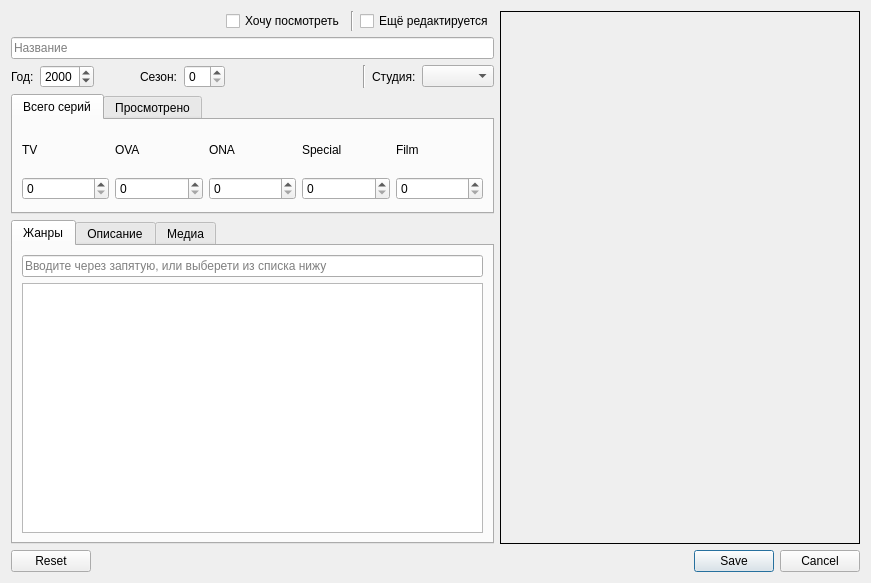
Qt form dialogaddanime.ui (LibertaSoft/DatabaseAnime) before a commit.
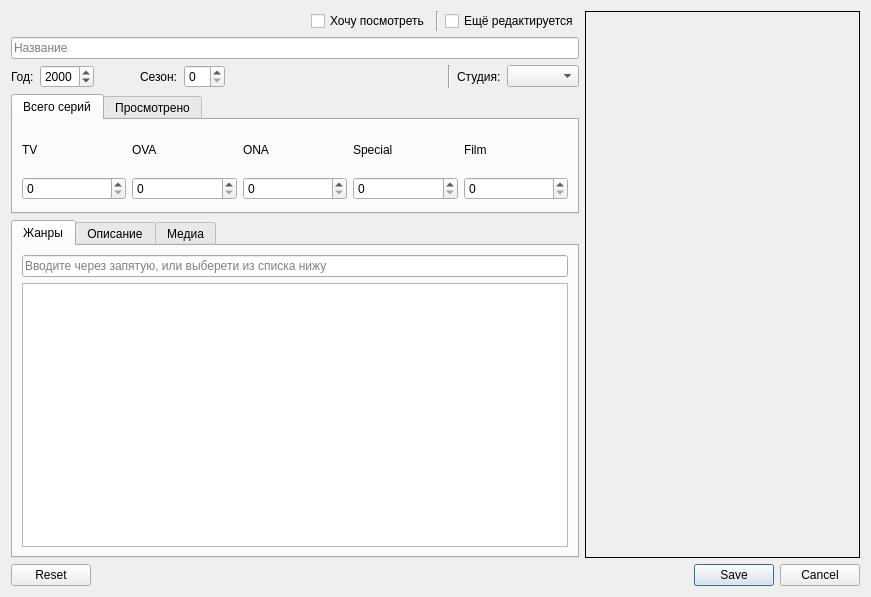
The same form after that commit. Icons and pictures are not drawn. Custom widgets are drawn as their Qt base class.

Patch:
```diff
--- a/dialogaddanime.ui
+++ b/dialogaddanime.ui
@@ -7,7 +7,7 @@
     <x>0</x>
     <y>0</y>
     <width>871</width>
-    <height>583</height>
+    <height>597</height>
    </rect>
   </property>
   <property name="windowTitle">
@@ -18,6 +18,9 @@
     <layout class="QHBoxLayout" name="HLay_0">
      <item>
       <layout class="QVBoxLayout" name="VLay_0">
+       <property name="sizeConstraint">
+        <enum>QLayout::SetDefaultConstraint</enum>
+       </property>
        <item>
         <layout class="QHBoxLayout" name="HLay_1">
          <item>
@@ -385,6 +388,18 @@
            </item>
            <item>
             <widget class="QListView" name="ListView_Tags">
+             <property name="sizePolicy">
+              <sizepolicy hsizetype="Expanding" vsizetype="Expanding">
+               <horstretch>0</horstretch>
+               <verstretch>0</verstretch>
+              </sizepolicy>
+             </property>
+             <property name="baseSize">
+              <size>
+               <width>0</width>
+               <height>0</height>
+              </size>
+             </property>
              <property name="layoutDirection">
               <enum>Qt::LeftToRight</enum>
              </property>
@@ -525,23 +540,32 @@
      <item>
       <widget class="ImageCover" name="Lbl_ImageCover">
        <property name="sizePolicy">
-        <sizepolicy hsizetype="Preferred" vsizetype="Preferred">
-         <horstretch>1</horstretch>
-         <verstretch>3</verstretch>
+        <sizepolicy hsizetype="Fixed" vsizetype="Fixed">
+         <horstretch>3</horstretch>
+         <verstretch>1</verstretch>
         </sizepolicy>
        </property>
        <property name="minimumSize">
         <size>
-         <width>260</width>
-         <height>0</height>
+         <width>180</width>
+         <height>540</height>
         </size>
        </property>
        <property name="maximumSize">
         <size>
-         <width>360</width>
-         <height>680</height>
+         <width>275</width>
+         <height>825</height>
         </size>
        </property>
+       <property name="baseSize">
+        <size>
+         <width>0</width>
+         <height>0</height>
+        </size>
+       </property>
+       <property name="autoFillBackground">
+        <bool>false</bool>
+       </property>
        <property name="styleSheet">
         <string notr="true">border:1px solid black;</string>
        </property>
```
